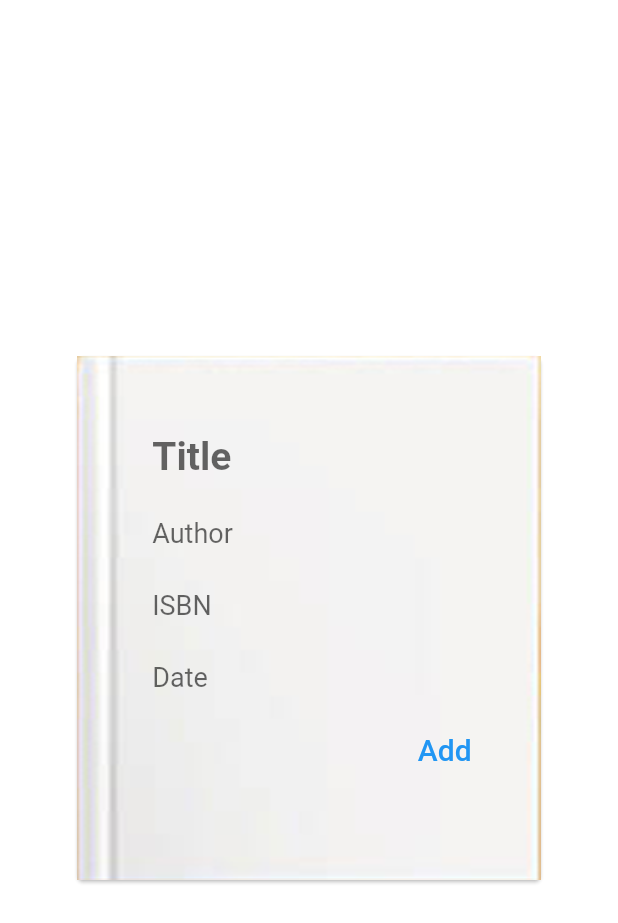
After one commit to vykes-mac/molib, a Flutter app: the AddBookPage screen opened directly, on a phone screen of 412 x 824 dp. The commit adds this screen. Shown: the top 923 px of the screen. Run offline on Flutter 3.47's test engine with Material 2 defaults, Android fonts, the phone set to English and light mode, and no system bars; our stand-ins replace bloc, dartz, equatable, sqflite; accounts and stored records are empty.

Commit message:
create `AddBookPage`

```diff
--- a/lib/main.dart
+++ b/lib/main.dart
@@ -9,6 +9,7 @@ class MyApp extends StatelessWidget {
   Widget build(BuildContext context) {
     return MaterialApp(
       title: 'My Virtual Library',
+      debugShowCheckedModeBanner: false,
       home: HomePage(),
     );
   }
--- /dev/null
+++ b/lib/presentation/UI/pages/AddBookPage.dart
@@ -0,0 +1,112 @@
+import 'package:flutter/material.dart';
+
+class AddBookPage extends StatefulWidget {
+  @override
+  _AddBookPageState createState() => _AddBookPageState();
+}
+
+class _AddBookPageState extends State<AddBookPage> {
+  String _title = "";
+  String _author = "";
+  String _isbn = "";
+  String _publishDate = "";
+
+  @override
+  void initState() {
+    super.initState();
+  }
+
+  @override
+  Widget build(BuildContext context) {
+    return GestureDetector(
+      onTap: () => Navigator.of(context).pop(),
+      child: Scaffold(
+        extendBodyBehindAppBar: true,
+        backgroundColor: Colors.transparent,
+        body: Container(
+          child: Center(
+              child: Hero(
+            tag: 'addBook',
+            child: Card(
+                child: Stack(children: [
+              Image.asset(
+                'assets/images/book.png',
+                fit: BoxFit.fill,
+              ),
+              _buildUI()
+            ])),
+          )),
+        ),
+      ),
+    );
+  }
+
+  Widget _buildUI() => Container(
+        height: 349,
+        width: 309,
+        padding: EdgeInsets.only(left: 50, right: 20, top: 40),
+        child: ListView(
+          physics: NeverScrollableScrollPhysics(),
+          children: <Widget>[
+            _createTextField(
+              hint: 'Title',
+              fontSize: 26,
+              fontWeight: FontWeight.bold,
+              onChanged: (val) => _title = val,
+            ),
+            _createTextField(
+              hint: 'Author',
+              fontSize: 18,
+              fontWeight: FontWeight.normal,
+              onChanged: (val) => _author = val,
+            ),
+            _createTextField(
+              hint: 'ISBN',
+              fontSize: 18,
+              fontWeight: FontWeight.normal,
+              onChanged: (val) => _isbn = val,
+            ),
+            _createTextField(
+              hint: 'Date',
+              fontSize: 18,
+              fontWeight: FontWeight.normal,
+              onChanged: (val) => _publishDate = val,
+            ),
+            Container(
+              alignment: Alignment.bottomRight,
+              child: FlatButton(
+                onPressed: () {},
+                child: Text(
+                  'Add',
+                  style: TextStyle(
+                    fontSize: 20,
+                    color: Colors.blue,
+                  ),
+                ),
+              ),
+            )
+          ],
+        ),
+      );
+
+  TextField _createTextField({
+    String hint,
+    double fontSize,
+    FontWeight fontWeight,
+    Function(String val) onChanged,
+  }) {
+    return TextField(
+      onChanged: onChanged,
+      cursorColor: Colors.black87,
+      style: TextStyle(
+          color: Colors.black, fontWeight: fontWeight, fontSize: fontSize),
+      decoration: InputDecoration(
+          hintText: hint,
+          hintStyle: TextStyle(
+            fontSize: fontSize,
+            fontWeight: fontWeight,
+          ),
+          border: InputBorder.none),
+    );
+  }
+}
--- a/lib/presentation/UI/pages/HomePage.dart
+++ b/lib/presentation/UI/pages/HomePage.dart
@@ -3,6 +3,8 @@ import 'package:molib/presentation/UI/widgets/BookWidget.dart';
 import 'package:molib/presentation/models/Book.dart';
 import 'package:molib/presentation/models/BookShelf.dart';
 import 'package:molib/presentation/viewmodels/HomeViewModel.dart';
+
+import 'AddBookPage.dart';
 
 class HomePage extends StatefulWidget {
   @override
@@ -88,7 +90,15 @@ class _HomePageState extends State<HomePage> {
           transitionOnUserGestures: true,
           tag: 'addBook',
           child: GestureDetector(
-            onTap: () {},
+            onTap: () => Navigator.push(
+                context,
+                PageRouteBuilder(
+                  fullscreenDialog: true,
+                  barrierDismissible: true,
+                  barrierColor: Colors.black38,
+                  opaque: false,
+                  pageBuilder: (BuildContext context, _, __) => AddBookPage(),
+                )),
             child: Image.asset(
               'assets/images/add_book.png',
               fit: BoxFit.cover,
```
Also changed, not shown: pubspec.lock, 1 other file.
